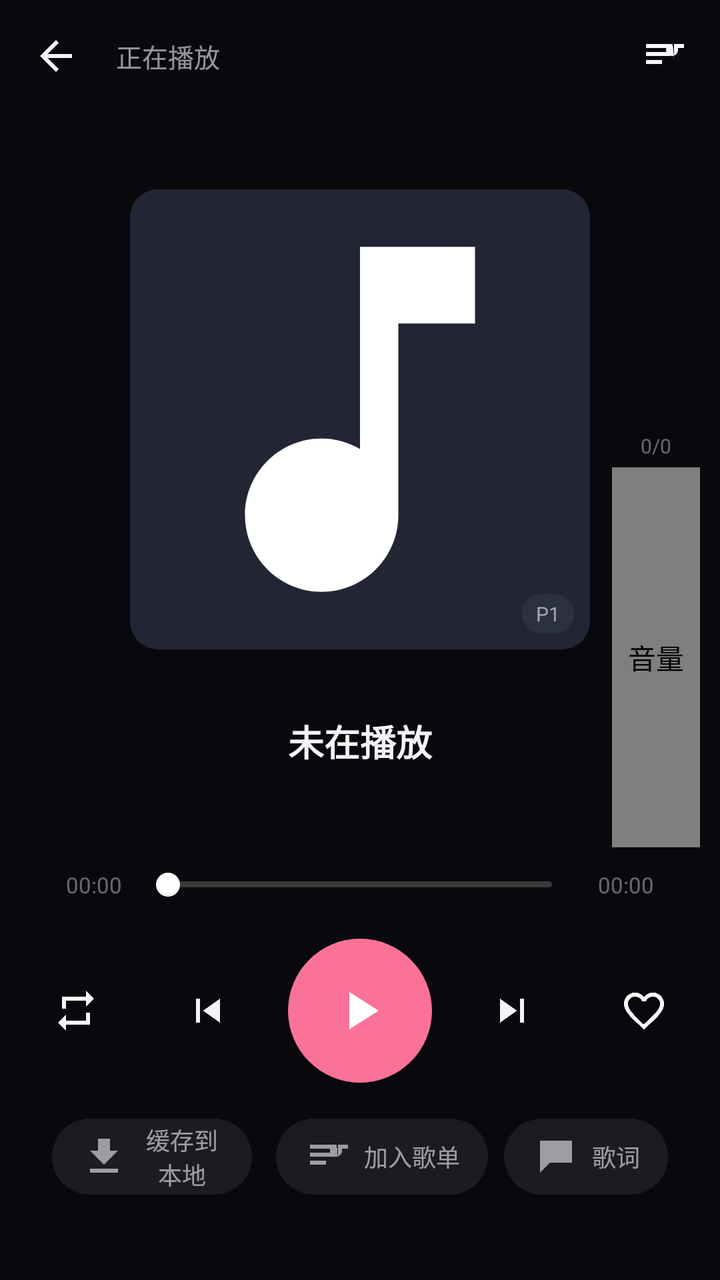
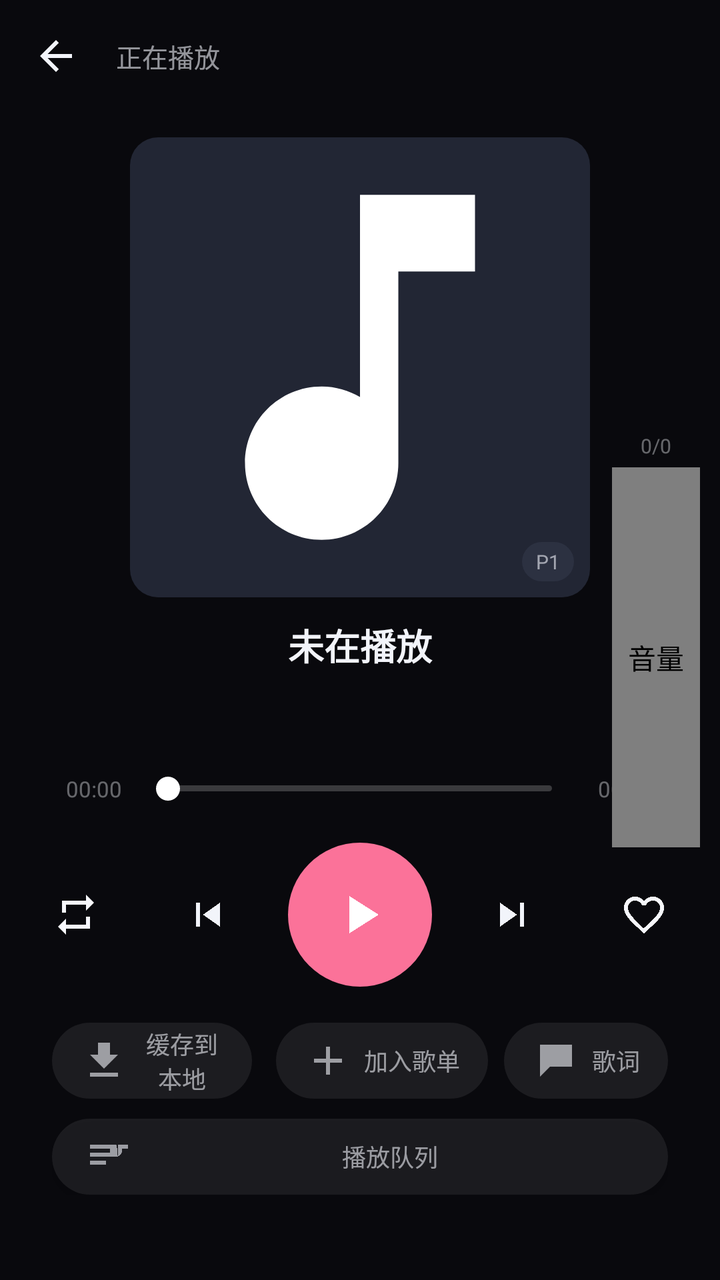

Screens rendered from an Android XML layout before and after an edit, with the pre-edit source and the edit as a unified diff.
<!-- AndroidManifest.xml: activity theme AppTheme -->
<!-- res/layout/activity_player.xml -->
<?xml version="1.0" encoding="utf-8"?>
<FrameLayout xmlns:android="http://schemas.android.com/apk/res/android"
    android:layout_width="match_parent"
    android:layout_height="match_parent"
    android:background="@color/bg">

    <ImageView
        android:id="@+id/bg"
        android:layout_width="match_parent"
        android:layout_height="match_parent"
        android:scaleType="centerCrop" />

    <View
        android:layout_width="match_parent"
        android:layout_height="match_parent"
        android:background="#86000000" />

    <LinearLayout
        android:layout_width="match_parent"
        android:layout_height="match_parent"
        android:orientation="vertical">

        <LinearLayout
            android:layout_width="match_parent"
            android:layout_height="56dp"
            android:gravity="center_vertical"
            android:orientation="horizontal"
            android:paddingLeft="6dp"
            android:paddingRight="6dp">

            <ImageButton
                android:id="@+id/back"
                android:layout_width="44dp"
                android:layout_height="44dp"
                android:background="@null"
                android:contentDescription="收起"
                android:src="@drawable/ic_back"
                android:tint="@color/text" />

            <TextView
                android:layout_width="0dp"
                android:layout_height="wrap_content"
                android:layout_weight="1"
                android:ellipsize="end"
                android:gravity="center_vertical"
                android:paddingLeft="8dp"
                android:singleLine="true"
                android:text="@string/now_playing"
                android:textColor="@color/text_sub"
                android:textSize="13sp" />

            <ImageButton
                android:id="@+id/btn_queue"
                android:layout_width="44dp"
                android:layout_height="44dp"
                android:background="@null"
                android:contentDescription="队列"
                android:src="@drawable/ic_queue"
                android:tint="@color/text_sub" />
        </LinearLayout>

        <View
            android:layout_width="match_parent"
            android:layout_height="0dp"
            android:layout_weight="0.6" />

        <FrameLayout
            android:id="@+id/art_box"
            android:layout_width="230dp"
            android:layout_height="230dp"
            android:layout_gravity="center_horizontal">

            <ImageView
                android:id="@+id/art"
                android:layout_width="match_parent"
                android:layout_height="match_parent"
                android:background="@drawable/shape_card"
                android:scaleType="centerCrop"
                android:src="@drawable/ic_music_note" />

            <TextView
                android:id="@+id/n_badge"
                android:layout_width="wrap_content"
                android:layout_height="wrap_content"
                android:layout_gravity="bottom|right"
                android:layout_margin="8dp"
                android:background="@drawable/shape_card2"
                android:paddingBottom="3dp"
                android:paddingLeft="7dp"
                android:paddingRight="7dp"
                android:paddingTop="3dp"
                android:text="P1"
                android:textColor="@color/text_sub"
                android:textSize="10sp" />
        </FrameLayout>

        <View
            android:layout_width="match_parent"
            android:layout_height="0dp"
            android:layout_weight="0.5" />

        <LinearLayout
            android:layout_width="match_parent"
            android:layout_height="wrap_content"
            android:orientation="vertical"
            android:paddingLeft="26dp"
            android:paddingRight="26dp">

            <TextView
                android:id="@+id/title"
                android:layout_width="match_parent"
                android:layout_height="wrap_content"
                android:ellipsize="end"
                android:gravity="center"
                android:singleLine="true"
                android:text="未在播放"
                android:textColor="@color/text"
                android:textSize="18sp"
                android:textStyle="bold" />

            <TextView
                android:id="@+id/author"
                android:layout_width="match_parent"
                android:layout_height="wrap_content"
                android:layout_marginTop="6dp"
                android:ellipsize="end"
                android:gravity="center"
                android:singleLine="true"
                android:text=""
                android:textColor="@color/text_sub"
                android:textSize="13sp" />

            <LinearLayout
                android:id="@+id/row_seek"
                android:layout_width="match_parent"
                android:layout_height="wrap_content"
                android:layout_marginTop="22dp"
                android:gravity="center_vertical"
                android:orientation="horizontal">

                <TextView
                    android:id="@+id/t_cur"
                    android:layout_width="42dp"
                    android:layout_height="wrap_content"
                    android:gravity="center"
                    android:text="00:00"
                    android:textColor="@color/text_dim"
                    android:textSize="11sp" />

                <SeekBar
                    android:id="@+id/seek"
                    android:layout_width="0dp"
                    android:layout_height="26dp"
                    android:layout_weight="1"
                    android:max="1000"
                    android:progressDrawable="@drawable/seek_gray"
                    android:splitTrack="false"
                    android:thumb="@drawable/seek_thumb" />

                <TextView
                    android:id="@+id/t_dur"
                    android:layout_width="42dp"
                    android:layout_height="wrap_content"
                    android:gravity="center"
                    android:text="00:00"
                    android:textColor="@color/text_dim"
                    android:textSize="11sp" />
            </LinearLayout>

            <LinearLayout
                android:id="@+id/row_ctrl"
                android:layout_width="match_parent"
                android:layout_height="wrap_content"
                android:layout_marginTop="14dp"
                android:gravity="center"
                android:orientation="horizontal">

                <ImageButton
                    android:id="@+id/btn_mode"
                    android:layout_width="48dp"
                    android:layout_height="48dp"
                    android:background="@null"
                    android:contentDescription="播放模式"
                    android:src="@drawable/ic_repeat"
                    android:tint="@color/text_sub" />

                <View
                    android:layout_width="16dp"
                    android:layout_height="1dp" />

                <ImageButton
                    android:id="@+id/btn_prev"
                    android:layout_width="52dp"
                    android:layout_height="52dp"
                    android:background="@null"
                    android:contentDescription="上一首"
                    android:src="@drawable/ic_prev"
                    android:tint="@color/text" />

                <ImageButton
                    android:id="@+id/btn_play"
                    android:layout_width="72dp"
                    android:layout_height="72dp"
                    android:layout_marginLeft="14dp"
                    android:layout_marginRight="14dp"
                    android:background="@drawable/circle_accent"
                    android:contentDescription="@string/play"
                    android:padding="20dp"
                    android:scaleType="fitCenter"
                    android:src="@drawable/ic_play"
                    android:tint="@color/white" />

                <ImageButton
                    android:id="@+id/btn_next"
                    android:layout_width="52dp"
                    android:layout_height="52dp"
                    android:background="@null"
                    android:contentDescription="下一首"
                    android:src="@drawable/ic_next"
                    android:tint="@color/text" />

                <View
                    android:layout_width="16dp"
                    android:layout_height="1dp" />

                <ImageButton
                    android:id="@+id/btn_fav"
                    android:layout_width="48dp"
                    android:layout_height="48dp"
                    android:background="@null"
                    android:contentDescription="收藏"
                    android:src="@drawable/ic_fav_border"
                    android:tint="@color/text_sub" />
            </LinearLayout>

            <LinearLayout
                android:id="@+id/row_btns"
                android:layout_width="match_parent"
                android:layout_height="wrap_content"
                android:layout_marginTop="18dp"
                android:gravity="center"
                android:orientation="horizontal">

                <Button
                    android:id="@+id/btn_cache"
                    android:layout_width="0dp"
                    android:layout_height="38dp"
                    android:layout_weight="1"
                    android:background="@drawable/ripple_round"
                    android:drawableLeft="@drawable/ic_download"
                    android:drawablePadding="6dp"
                    android:drawableTint="@color/text_sub"
                    android:minWidth="0dp"
                    android:paddingLeft="14dp"
                    android:paddingRight="14dp"
                    android:text="缓存到本地"
                    android:textAllCaps="false"
                    android:textColor="@color/text_sub"
                    android:textSize="12sp" />

                <View
                    android:layout_width="12dp"
                    android:layout_height="1dp" />

                <Button
                    android:id="@+id/btn_add_pl"
                    android:layout_width="wrap_content"
                    android:layout_height="38dp"
                    android:background="@drawable/ripple_round"
                    android:drawableLeft="@drawable/ic_queue"
                    android:drawablePadding="6dp"
                    android:drawableTint="@color/text_sub"
                    android:minWidth="0dp"
                    android:paddingLeft="14dp"
                    android:paddingRight="14dp"
                android:text="加入歌单"
                android:textAllCaps="false"
                android:textColor="@color/text_sub"
                android:textSize="12sp" />

                <View
                    android:layout_width="8dp"
                    android:layout_height="1dp" />

                <Button
                    android:id="@+id/btn_lyric"
                    android:layout_width="wrap_content"
                    android:layout_height="38dp"
                    android:background="@drawable/ripple_round"
                    android:drawableLeft="@drawable/ic_lyric"
                    android:drawablePadding="6dp"
                    android:drawableTint="@color/text_sub"
                    android:minWidth="0dp"
                    android:paddingLeft="14dp"
                    android:paddingRight="14dp"
                    android:text="@string/lyrics"
                    android:textAllCaps="false"
                    android:textColor="@color/text_sub"
                    android:textSize="12sp" />
            </LinearLayout>

            <TextView
                android:id="@+id/hint"
                android:layout_width="match_parent"
                android:layout_height="wrap_content"
                android:layout_marginBottom="18dp"
                android:layout_marginTop="10dp"
                android:gravity="center"
                android:text=""
                android:textColor="@color/text_dim"
                android:textSize="11sp" />
        </LinearLayout>
    </LinearLayout>

    
    <FrameLayout
        android:layout_width="wrap_content"
        android:layout_height="wrap_content"
        android:layout_gravity="end|center_vertical"
        android:layout_marginEnd="10dp">

        <LinearLayout
            android:layout_width="wrap_content"
            android:layout_height="wrap_content"
            android:orientation="vertical"
            android:gravity="center_horizontal">

            <TextView
                android:id="@+id/vol_pct"
                android:layout_width="wrap_content"
                android:layout_height="wrap_content"
                android:text="0/0"
                android:textColor="@color/text_dim"
                android:textSize="10sp" />

            <com.volcano.bmusic.ui.VolumeBar
                android:id="@+id/vol_bar"
                android:layout_width="44dp"
                android:layout_height="190dp"
                android:layout_marginTop="4dp"
                android:contentDescription="@string/volume" />
        </LinearLayout>
    </FrameLayout>

    
    <FrameLayout
        android:id="@+id/lyric_panel"
        android:layout_width="match_parent"
        android:layout_height="match_parent"
        android:background="#E612141C"
        android:visibility="gone">

        <LinearLayout
            android:layout_width="match_parent"
            android:layout_height="match_parent"
            android:orientation="vertical"
            android:padding="18dp">

            <LinearLayout
                android:layout_width="match_parent"
                android:layout_height="wrap_content"
                android:orientation="horizontal"
                android:gravity="center_vertical">

                <TextView
                    android:layout_width="0dp"
                    android:layout_height="wrap_content"
                    android:layout_weight="1"
                    android:text="@string/lyric_panel_title"
                    android:textColor="@color/text"
                    android:textSize="16sp"
                    android:textStyle="bold" />

                <ImageButton
                    android:id="@+id/lyric_close"
                    android:layout_width="40dp"
                    android:layout_height="40dp"
                    android:background="@null"
                    android:src="@drawable/ic_close"
                    android:tint="@color/text_sub"
                    android:contentDescription="关闭" />
            </LinearLayout>

            <LinearLayout
                android:layout_width="match_parent"
                android:layout_height="wrap_content"
                android:layout_marginTop="10dp"
                android:orientation="horizontal">

                <EditText
                    android:id="@+id/lyric_query"
                    android:layout_width="0dp"
                    android:layout_height="38dp"
                    android:layout_weight="1"
                    android:background="@drawable/shape_card"
                    android:hint="@string/lyric_search_hint"
                    android:textColorHint="@color/text_dim"
                    android:imeOptions="actionSearch"
                    android:inputType="text"
                    android:paddingLeft="12dp"
                    android:paddingRight="12dp"
                    android:textColor="@color/text"
                    android:textSize="13sp" />

                <Button
                    android:id="@+id/lyric_search"
                    android:layout_width="wrap_content"
                    android:layout_height="38dp"
                    android:layout_marginLeft="8dp"
                    android:background="@drawable/ripple_round"
                    android:text="@string/search"
                    android:textAllCaps="false"
                    android:textColor="@color/text_sub"
                    android:textSize="12sp" />
            </LinearLayout>

            <TextView
                android:id="@+id/lyric_status"
                android:layout_width="match_parent"
                android:layout_height="wrap_content"
                android:layout_marginTop="6dp"
                android:gravity="center"
                android:textColor="@color/text_dim"
                android:textSize="11sp" />

            <ScrollView
                android:id="@+id/lyric_scroll"
                android:layout_width="match_parent"
                android:layout_height="0dp"
                android:layout_weight="1"
                android:layout_marginTop="8dp">

                <LinearLayout
                    android:id="@+id/lyric_lines"
                    android:layout_width="match_parent"
                    android:layout_height="wrap_content"
                    android:orientation="vertical"
                    android:paddingBottom="60dp" />
            </ScrollView>
        </LinearLayout>
    </FrameLayout>
</FrameLayout>
<!-- resources referenced by this layout -->
<resources>
  <color name="bg">#FF12141C</color>
  <color name="text">#FFF2F4FA</color>
  <color name="text_dim">#66F2F4FA</color>
  <color name="text_sub">#99F2F4FA</color>
  <color name="white">#FFFFFFFF</color>
  <!-- drawable circle_accent (drawable) -->
  <?xml version="1.0" encoding="utf-8"?>
  <shape xmlns:android="http://schemas.android.com/apk/res/android" android:shape="oval">
      <solid android:color="@color/pink" />
  </shape>
  <!-- drawable ic_download (drawable) -->
  <?xml version="1.0" encoding="utf-8"?>
  <vector xmlns:android="http://schemas.android.com/apk/res/android"
      android:width="24dp"
      android:height="24dp"
      android:viewportWidth="24.0"
      android:viewportHeight="24.0">
      <path
          android:fillColor="#FFFFFFFF"
          android:pathData="M19,9h-4V3H9v6H5l7,7 7,-7zM5,18v2h14v-2H5z" />
  </vector>
  <!-- drawable ic_next (drawable) -->
  <?xml version="1.0" encoding="utf-8"?>
  <vector xmlns:android="http://schemas.android.com/apk/res/android"
      android:width="24dp"
      android:height="24dp"
      android:viewportWidth="24.0"
      android:viewportHeight="24.0">
      <path
          android:fillColor="#FFFFFFFF"
          android:pathData="M6,18l8.5,-6L6,6v12zM16,6v12h2V6h-2z" />
  </vector>
  <!-- drawable ic_play (drawable) -->
  <?xml version="1.0" encoding="utf-8"?>
  <vector xmlns:android="http://schemas.android.com/apk/res/android"
      android:width="24dp"
      android:height="24dp"
      android:viewportWidth="24.0"
      android:viewportHeight="24.0">
      <path
          android:fillColor="#FFFFFFFF"
          android:pathData="M8,5v14l11,-7z" />
  </vector>
  <!-- drawable ic_prev (drawable) -->
  <?xml version="1.0" encoding="utf-8"?>
  <vector xmlns:android="http://schemas.android.com/apk/res/android"
      android:width="24dp"
      android:height="24dp"
      android:viewportWidth="24.0"
      android:viewportHeight="24.0">
      <path
          android:fillColor="#FFFFFFFF"
          android:pathData="M6,6h2v12H6zM9.5,12l8.5,6V6z" />
  </vector>
  <!-- drawable ripple_round (drawable) -->
  <?xml version="1.0" encoding="utf-8"?>
  <shape xmlns:android="http://schemas.android.com/apk/res/android" android:shape="rectangle">
      <solid android:color="#14FFFFFF" />
      <corners android:radius="24dp" />
  </shape>
  <!-- drawable seek_thumb (drawable) -->
  <?xml version="1.0" encoding="utf-8"?>
  <shape xmlns:android="http://schemas.android.com/apk/res/android" android:shape="oval">
      <size android:height="12dp" android:width="12dp" />
      <solid android:color="@color/white" />
  </shape>
  <!-- drawable shape_card (drawable) -->
  <?xml version="1.0" encoding="utf-8"?>
  <shape xmlns:android="http://schemas.android.com/apk/res/android" android:shape="rectangle">
      <solid android:color="@color/bg_card" />
      <corners android:radius="14dp" />
  </shape>
  <!-- drawable shape_card2 (drawable) -->
  <?xml version="1.0" encoding="utf-8"?>
  <shape xmlns:android="http://schemas.android.com/apk/res/android" android:shape="rectangle">
      <solid android:color="@color/bg_card_2" />
      <corners android:radius="10dp" />
  </shape>
  <string name="lyric_panel_title">歌词</string>
  <string name="lyric_search_hint">输入歌名 / 歌手，搜索歌词</string>
  <string name="lyrics">歌词</string>
  <string name="now_playing">正在播放</string>
  <string name="play">播放</string>
  <string name="search">搜索</string>
  <string name="volume">音量</string>
  <color name="pink">#FFFB7299</color>
  <color name="bg_card">#FF222634</color>
  <color name="bg_card_2">#FF2C3141</color>
  <color name="bg_soft">#FF1A1D28</color>
  <!-- unchanged entries left out for length: 9 -->
</resources>

<!-- the commit's change to res/layout/activity_player.xml (unified diff, before → after) -->
@@ -48,15 +48,6 @@
                 android:text="@string/now_playing"
                 android:textColor="@color/text_sub"
                 android:textSize="13sp" />
-
-            <ImageButton
-                android:id="@+id/btn_queue"
-                android:layout_width="44dp"
-                android:layout_height="44dp"
-                android:background="@null"
-                android:contentDescription="队列"
-                android:src="@drawable/ic_queue"
-                android:tint="@color/text_sub" />
         </LinearLayout>
 
         <View
@@ -267,7 +258,7 @@
                     android:layout_width="wrap_content"
                     android:layout_height="38dp"
                     android:background="@drawable/ripple_round"
-                    android:drawableLeft="@drawable/ic_queue"
+                    android:drawableLeft="@drawable/ic_add"
                     android:drawablePadding="6dp"
                     android:drawableTint="@color/text_sub"
                     android:minWidth="0dp"
@@ -299,6 +290,32 @@
                     android:textSize="12sp" />
             </LinearLayout>
 
+            <LinearLayout
+                android:id="@+id/row_queue"
+                android:layout_width="match_parent"
+                android:layout_height="wrap_content"
+                android:layout_marginTop="10dp"
+                android:gravity="center"
+                android:orientation="horizontal">
+
+                <Button
+                    android:id="@+id/btn_queue"
+                    android:layout_width="match_parent"
+                    android:layout_height="38dp"
+                    android:background="@drawable/ripple_round"
+                    android:drawableLeft="@drawable/ic_queue"
+                    android:drawablePadding="6dp"
+                    android:drawableTint="@color/text_sub"
+                    android:gravity="center"
+                    android:minWidth="0dp"
+                    android:paddingLeft="16dp"
+                    android:paddingRight="16dp"
+                    android:text="@string/current_queue"
+                    android:textAllCaps="false"
+                    android:textColor="@color/text_sub"
+                    android:textSize="12sp" />
+            </LinearLayout>
+
             <TextView
                 android:id="@+id/hint"
                 android:layout_width="match_parent"
<!-- resource entries referenced after the edit -->
@@ -10,6 +10,17 @@
   <shape xmlns:android="http://schemas.android.com/apk/res/android" android:shape="oval">
       <solid android:color="@color/pink" />
   </shape>
+  <!-- drawable ic_add (drawable) -->
+  <?xml version="1.0" encoding="utf-8"?>
+  <vector xmlns:android="http://schemas.android.com/apk/res/android"
+      android:width="24dp"
+      android:height="24dp"
+      android:viewportWidth="24.0"
+      android:viewportHeight="24.0">
+      <path
+          android:fillColor="#FFFFFFFF"
+          android:pathData="M19,13h-6v6h-2v-6H5v-2h6V5h2v6h6v2z" />
+  </vector>
   <!-- drawable ic_download (drawable) -->
   <?xml version="1.0" encoding="utf-8"?>
   <vector xmlns:android="http://schemas.android.com/apk/res/android"
@@ -78,6 +89,7 @@
       <solid android:color="@color/bg_card_2" />
       <corners android:radius="10dp" />
   </shape>
+  <string name="current_queue">播放队列</string>
   <string name="lyric_panel_title">歌词</string>
   <string name="lyric_search_hint">输入歌名 / 歌手，搜索歌词</string>
   <string name="lyrics">歌词</string>
